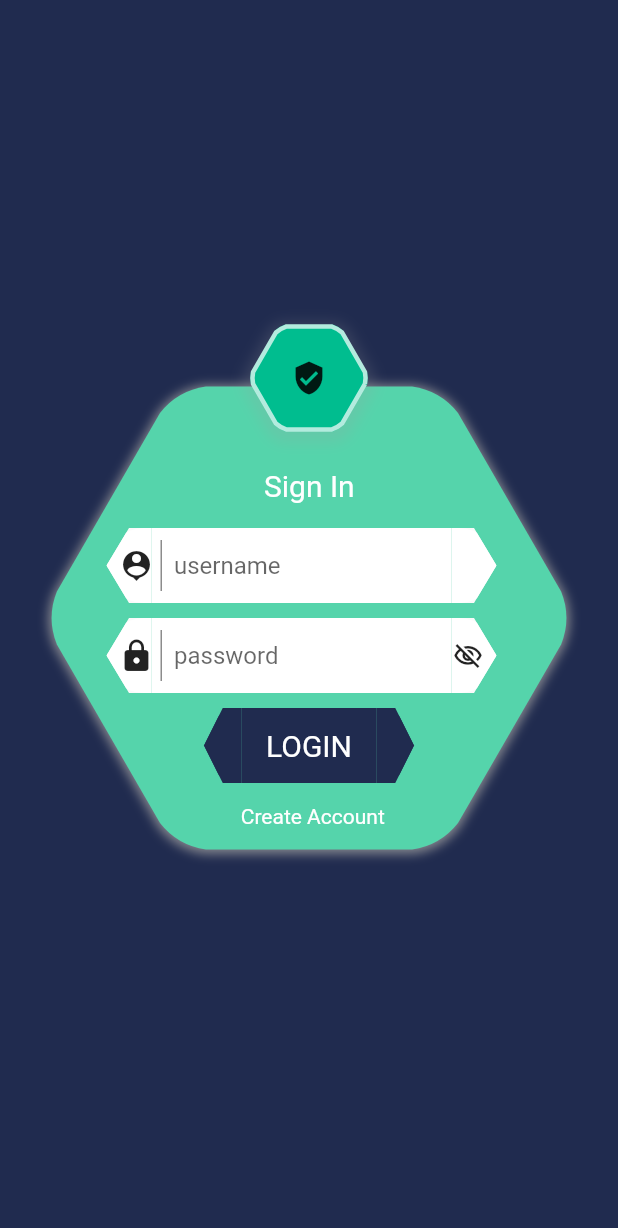
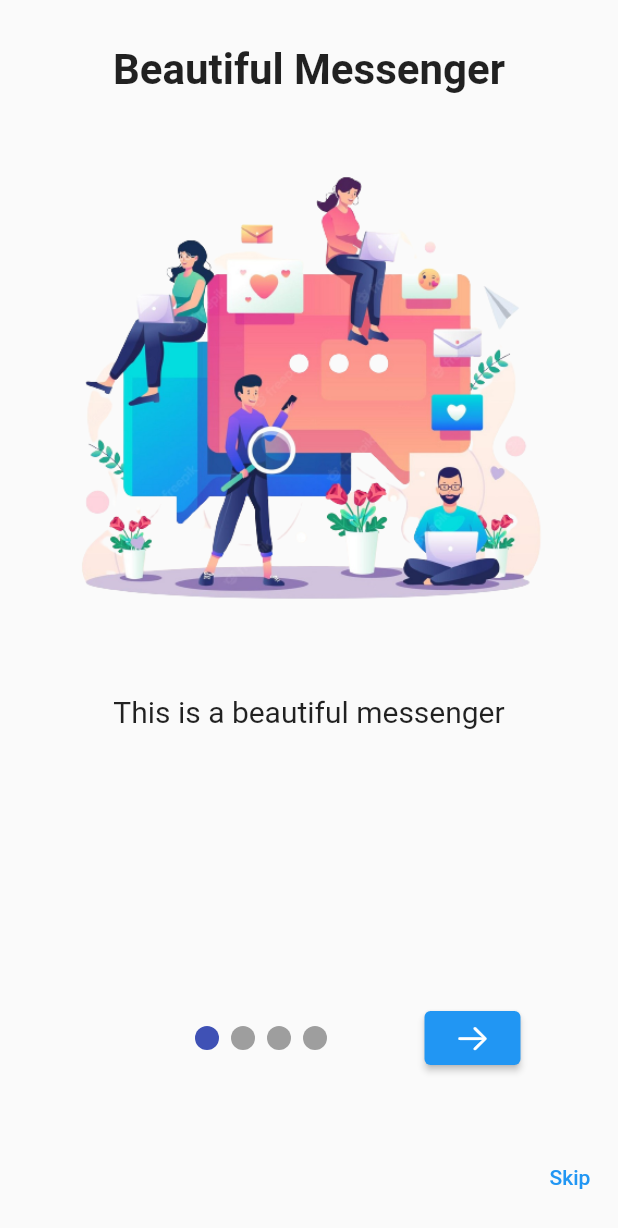
Before and after one commit to hosseinkhojany/messenger, a Flutter app: the screen it shows after launch, on a phone screen of 412 x 824 dp. Shown: the top 1228 px of the screen. Run offline on Flutter 3.47's test engine with Material 2 defaults, Android fonts, the phone set to English and light mode, and no system bars; drawn by our look-alikes of smooth_page_indicator; our stand-ins replace bloc, dio, flutter_bloc, flutter_neumorphic, flutter_sticky_header, get and 3 more; missing offline and left inert: dart:html; network calls fail.

Commit message:
feat: first implementation of intro-page

```diff
--- a/lib/app/router.dart
+++ b/lib/app/router.dart
@@ -1,11 +1,12 @@
 import 'package:animations/animations.dart';
 import 'package:flutter/material.dart';
 import 'package:telegram_flutter/presentation/editNamePage/edit_name_page.dart';
+import 'package:telegram_flutter/presentation/introScreen/intro_screen.dart';
 import 'package:telegram_flutter/presentation/unitHorizontalScreen/horizontal_merged_chatlist_chatpage_screen.dart';
-
 
 const String EDIT_NAME_PAGE = "/editName";
 const String CHAT_PAGE = "/chat";
+const String introPage = "/introPage";
 
 class AppRouter {
   static SharedAxisTransition globalTransaction(
@@ -22,7 +23,7 @@ class AppRouter {
   Route generateRoute(RouteSettings settings) {
     switch (settings.name) {
       case EDIT_NAME_PAGE:
-      // return PageTransition(child: SplashScreen(), type: PUSH_ANIMATION);
+        // return PageTransition(child: SplashScreen(), type: PUSH_ANIMATION);
         return PageRouteBuilder(
           pageBuilder: (context, animation, secondaryAnimation) {
             return const EditNamePage();
@@ -33,10 +34,20 @@ class AppRouter {
           },
         );
       case CHAT_PAGE:
-      // return PageTransition(child: SignUpScreen(), type: PUSH_ANIMATION);
+        // return PageTransition(child: SignUpScreen(), type: PUSH_ANIMATION);
         return PageRouteBuilder(
           pageBuilder: (context, animation, secondaryAnimation) {
             return MergedChatListChatPageScreen();
+          },
+          transitionsBuilder: (context, animation, secondaryAnimation, child) {
+            return globalTransaction(
+                context, animation, secondaryAnimation, child);
+          },
+        );
+      case introPage:
+        return PageRouteBuilder(
+          pageBuilder: (context, animation, secondaryAnimation) {
+            return IntroScreen();
           },
           transitionsBuilder: (context, animation, secondaryAnimation, child) {
             return globalTransaction(
--- a/lib/core/data/repositories/chat_repository.dart
+++ b/lib/core/data/repositories/chat_repository.dart
@@ -1,7 +1,6 @@
 
 
 import 'package:telegram_flutter/core/data/datasources/remote/chat_datasource.dart';
-import 'package:telegram_flutter/core/data/models/base_model.dart';
 
 import '../models/message.dart';
 
--- a/lib/main.dart
+++ b/lib/main.dart
@@ -1,15 +1,11 @@
 import 'package:flutter/material.dart';
-import 'package:flutter/services.dart';
 import 'package:flutter/widgets.dart';
 import 'package:flutter_bloc/flutter_bloc.dart';
 import 'package:flutter_neumorphic/flutter_neumorphic.dart';
 import 'package:get/get.dart';
-import 'package:lottie/lottie.dart';
 import 'package:telegram_flutter/app/getx_binding.dart';
 import 'package:telegram_flutter/app/router.dart';
 import 'package:telegram_flutter/presentation/editNamePage/edit_name_page.dart';
-import 'package:telegram_flutter/presentation/globalWidgets/customDialog/app_dialogs.dart';
-import 'package:telegram_flutter/presentation/globalWidgets/improvedScrolling/lazy_load_scrollview.dart';
 import 'package:telegram_flutter/presentation/unitHorizontalScreen/horizontal_merged_chatlist_chatpage_screen.dart';
 import 'app/bloc_binding.dart';
 import 'app/bloc_observer.dart';
@@ -35,7 +31,8 @@ class MyApp extends StatelessWidget {
       debugShowCheckedModeBanner: false,
       title: 'Telegram Chat app',
       initialBinding: GetxBinding(),
-      initialRoute: SharedStore.getUserName().isNotEmpty ? CHAT_PAGE : EDIT_NAME_PAGE,
+      initialRoute: introPage,
+      // initialRoute: SharedStore.getUserName().isNotEmpty ? CHAT_PAGE : EDIT_NAME_PAGE,
       routes: {
         EDIT_NAME_PAGE: (context) => const EditNamePage(),
         CHAT_PAGE: (context) => MergedChatListChatPageScreen()
--- /dev/null
+++ b/lib/presentation/introScreen/components/page_view_indictator.dart
@@ -0,0 +1,54 @@
+import 'package:flutter/cupertino.dart';
+import 'package:flutter/material.dart';
+import 'package:smooth_page_indicator/smooth_page_indicator.dart';
+import 'package:telegram_flutter/app/router.dart';
+import 'package:telegram_flutter/core/data/datasources/local/sharedStore.dart';
+import 'package:telegram_flutter/presentation/introScreen/intro_screen.dart';
+
+class PageViewIndictator extends StatelessWidget {
+  final int count;
+  final PageController pageController;
+
+  const PageViewIndictator(
+      {Key? key, required this.pageController, required this.count})
+      : super(key: key);
+
+  @override
+  Widget build(BuildContext context) {
+    return Row(
+      mainAxisAlignment: MainAxisAlignment.spaceEvenly,
+      children: [
+        page != 0
+            ? ElevatedButton(
+                onPressed: () {
+                  if (page != 0) {
+                    pageController.animateToPage(page - 1,
+                        duration: const Duration(milliseconds: 500),
+                        curve: Curves.decelerate);
+                  }
+                },
+                child: const Icon(CupertinoIcons.arrow_left))
+            : const SizedBox(),
+        SmoothPageIndicator(
+          controller: pageController,
+          count: count,
+          effect: const JumpingDotEffect(),
+        ),
+        ElevatedButton(
+          onPressed: () {
+            if (page == count - 1) {
+              Navigator.pushReplacementNamed(context, SharedStore.getUserName().isNotEmpty ? CHAT_PAGE : EDIT_NAME_PAGE);
+            } else {
+              pageController.animateToPage(page + 1,
+                  duration: const Duration(milliseconds: 500),
+                  curve: Curves.decelerate);
+            }
+          },
+          child: Icon(page == count - 1
+              ? CupertinoIcons.check_mark
+              : CupertinoIcons.arrow_right),
+        )
+      ],
+    );
+  }
+}
--- /dev/null
+++ b/lib/presentation/introScreen/components/page_view_model.dart
@@ -0,0 +1,32 @@
+import 'package:flutter/material.dart';
+
+class PageViewModel extends StatelessWidget {
+  final String title;
+  final String subtitle;
+  final String imagePath;
+
+  const PageViewModel(
+      {Key? key,
+      required this.title,
+      required this.subtitle,
+      required this.imagePath})
+      : super(key: key);
+
+  @override
+  Widget build(BuildContext context) {
+    return Column(
+      children: [
+        Text(
+          title,
+          style: const TextStyle(fontSize: 28, fontWeight: FontWeight.bold),
+        ),
+        Image.asset(
+          imagePath,
+          width: 400,
+          height: 400,
+        ),
+        Text(subtitle, style: const TextStyle(fontSize: 20, fontWeight: FontWeight.w400),),
+      ],
+    );
+  }
+}
--- /dev/null
+++ b/lib/presentation/introScreen/data/page_view_data.dart
@@ -0,0 +1,29 @@
+import 'package:telegram_flutter/presentation/introScreen/resources/asset_manager.dart';
+
+class PageViewData {
+  final String title;
+  final String subtitle;
+  final String imagePath;
+
+  PageViewData(
+      {required this.title, required this.subtitle, required this.imagePath});
+}
+
+final pageViewData = [
+  PageViewData(
+      title: 'Beautiful Messenger',
+      subtitle: 'This is a beautiful messenger',
+      imagePath: AssetManager.beautifulMessengerPath),
+  PageViewData(
+      title: 'Personalizable',
+      subtitle: '',
+      imagePath: AssetManager.beautifulMessengerPath),
+  PageViewData(
+      title: 'Cross platform',
+      subtitle: '',
+      imagePath: AssetManager.crossPlatformPath),
+  PageViewData(
+      title: 'Open Source',
+      subtitle: '',
+      imagePath: AssetManager.openSourcerPath),
+];
--- /dev/null
+++ b/lib/presentation/introScreen/intro_screen.dart
@@ -0,0 +1,85 @@
+import 'package:flutter/material.dart';
+import 'package:telegram_flutter/app/router.dart';
+import 'package:telegram_flutter/core/data/datasources/local/sharedStore.dart';
+import 'package:telegram_flutter/presentation/introScreen/components/page_view_indictator.dart';
+import 'package:telegram_flutter/presentation/introScreen/components/page_view_model.dart';
+import 'package:telegram_flutter/presentation/introScreen/data/page_view_data.dart';
+
+int page = 0;
+
+class IntroScreen extends StatefulWidget {
+  const IntroScreen({Key? key}) : super(key: key);
+
+  @override
+  State<IntroScreen> createState() => _IntroScreenState();
+}
+
+class _IntroScreenState extends State<IntroScreen> {
+  final PageController pageController = PageController();
+
+  @override
+  void initState() {
+    pageController.addListener(() {
+      if (pageController.page!.round() != page) {
+        setState(() {
+          page = pageController.page!.round();
+        });
+      }
+    });
+    super.initState();
+  }
+
+  @override
+  void dispose() {
+    pageController.dispose();
+    super.dispose();
+  }
+
+  @override
+  Widget build(BuildContext context) {
+    return Scaffold(
+      body: SafeArea(
+          child: Column(
+        mainAxisAlignment: MainAxisAlignment.spaceEvenly,
+        children: [
+          const SizedBox(
+            height: 30,
+          ),
+          Expanded(
+            child: PageView.builder(
+              controller: pageController,
+              itemCount: pageViewData.length,
+              itemBuilder: (context, index) {
+                PageViewData data = pageViewData[index];
+
+                return PageViewModel(
+                  title: data.title,
+                  subtitle: data.subtitle,
+                  imagePath: data.imagePath,
+                );
+              },
+            ),
+          ),
+          Padding(
+            padding: const EdgeInsets.only(bottom: 45),
+            child: PageViewIndictator(
+              pageController: pageController,
+              count: pageViewData.length,
+            ),
+          ),
+          Align(
+            alignment: Alignment.bottomRight,
+            child: TextButton(
+                onPressed: () => Navigator.pushReplacementNamed(
+                    context,
+                    SharedStore.getUserName().isNotEmpty
+                        ? CHAT_PAGE
+                        : EDIT_NAME_PAGE),
+                child: const Text('Skip')),
+          ),
+          const SizedBox(height: 15),
+        ],
+      )),
+    );
+  }
+}
--- /dev/null
+++ b/lib/presentation/introScreen/resources/asset_manager.dart
@@ -0,0 +1,6 @@
+class AssetManager {
+  static const String beautifulMessengerPath =
+      'assets/images/beautiful_messenger.png';
+  static const String crossPlatformPath = 'assets/images/cross_platform.png';
+  static const String openSourcerPath = 'assets/images/open_source.png';
+}
```
Also changed, not shown: lib/presentation/chatListPage/chat_list_page.dart (+27 -27 lines), lib/presentation/chatListPage/components/chat_item.dart (+16 -17 lines), lib/presentation/chatListPage/components/tabbar.dart (+5 -6 lines), pubspec.yaml (+6 -2 lines), assets/images/beautiful_messenger.jpg (added), assets/images/beautiful_messenger.png (added), assets/images/cross_platform.jpg (added), assets/images/cross_platform.png (added), assets/images/open_source.jpg (added), assets/images/open_source.png (added).
